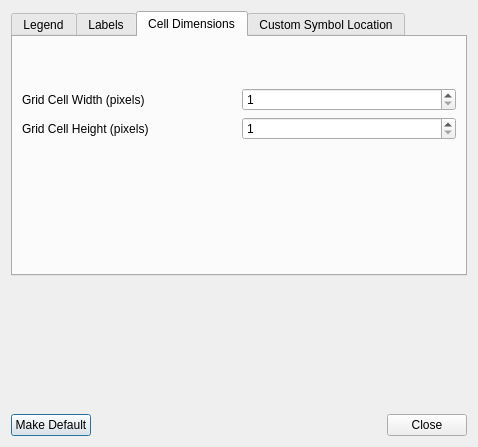
The window that sconcho/gui/ui/preferences_dialog.ui (haskelladdict/sconcho) describes before a commit, drawn with Qt 5.
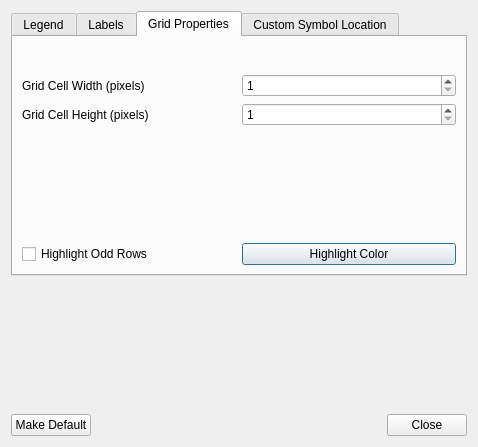
The same window after the commit. The open tabs and pages were chosen to show the change.

The edit to the form file:
```diff
--- a/sconcho/gui/ui/preferences_dialog.ui
+++ b/sconcho/gui/ui/preferences_dialog.ui
@@ -204,7 +204,7 @@
      </widget>
      <widget class="QWidget" name="tab_2">
       <attribute name="title">
-       <string>Cell Dimensions</string>
+       <string>Grid Properties</string>
       </attribute>
       <layout class="QVBoxLayout" name="verticalLayout_3">
        <item>
@@ -271,6 +271,24 @@
          </property>
         </spacer>
        </item>
+       <item>
+        <layout class="QHBoxLayout" name="horizontalLayout_4">
+         <item>
+          <widget class="QCheckBox" name="oddRowHighlightCheck">
+           <property name="text">
+            <string>Highlight Odd Rows</string>
+           </property>
+          </widget>
+         </item>
+         <item>
+          <widget class="QPushButton" name="oddRowHighlightColor">
+           <property name="text">
+            <string>Highlight Color</string>
+           </property>
+          </widget>
+         </item>
+        </layout>
+       </item>
       </layout>
      </widget>
      <widget class="QWidget" name="tab">
```
